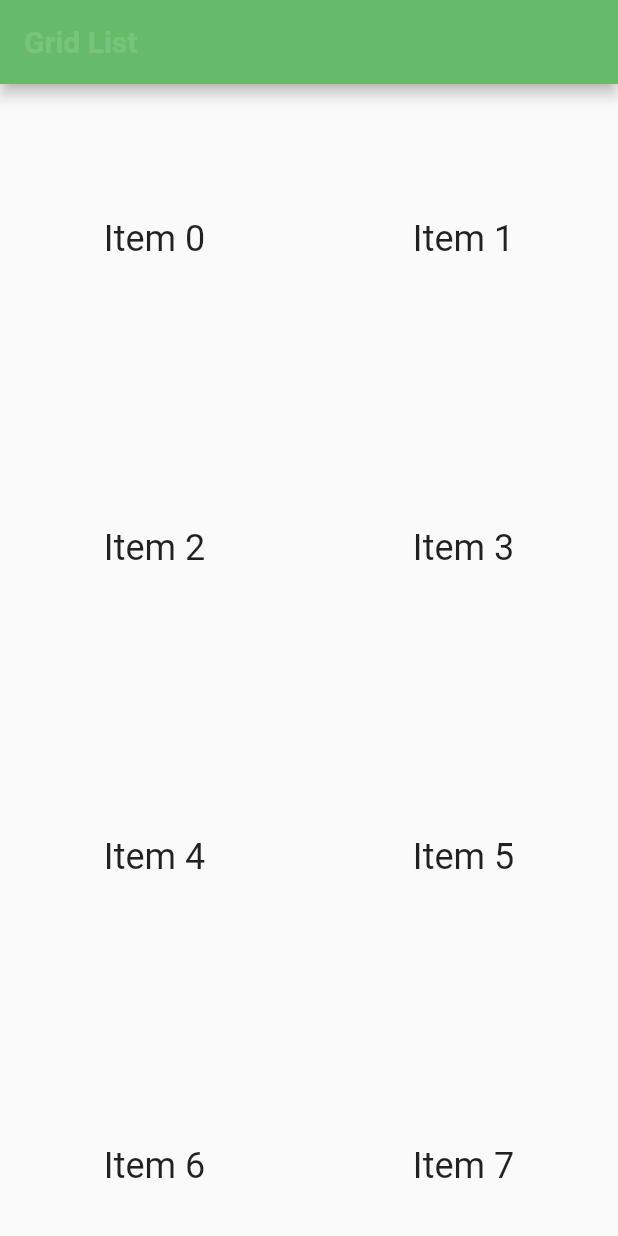
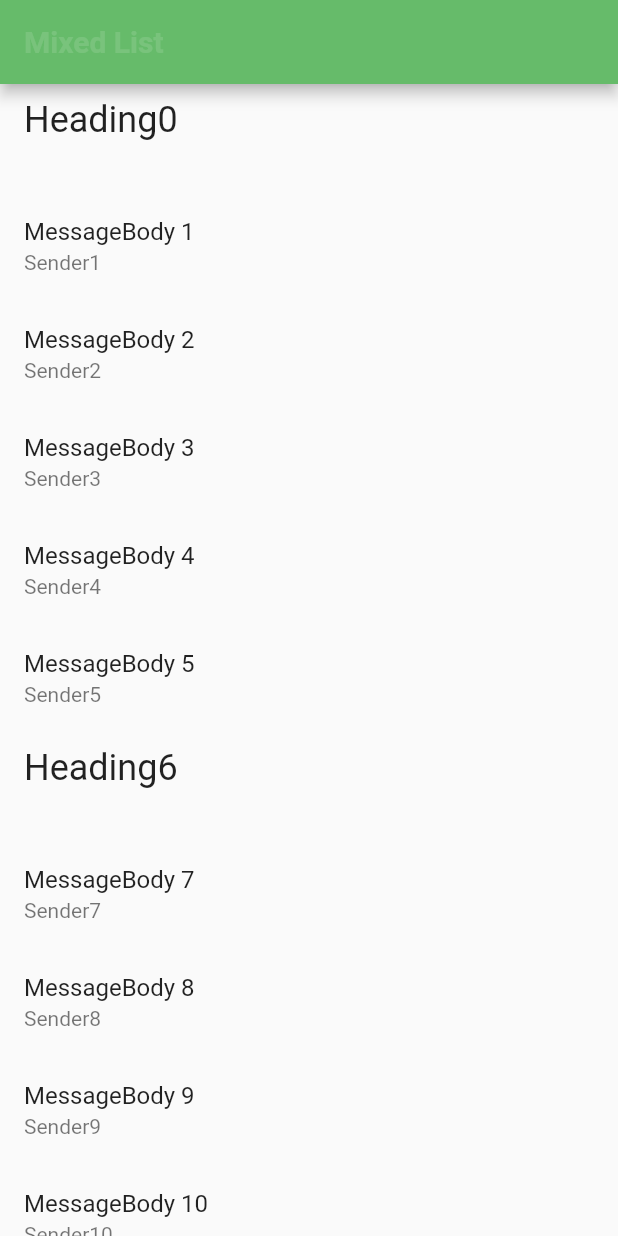
Before and after one commit to changDDAO/flutter_tuto_2, a Flutter app: the screen it shows after launch, on a phone screen of 412 x 824 dp. Run offline on Flutter 3.47's test engine with Material 2 defaults, Android fonts, the phone set to English and light mode, and no system bars.

Commit message:
test two Things element in ListView

```diff
--- a/lib/main.dart
+++ b/lib/main.dart
@@ -1,14 +1,20 @@
 import 'package:flutter/material.dart';
+import 'package:flutter_tuto_2/ListItem.dart';
 
 void main() {
-  runApp(const MyApp());
+  runApp( MyApp(
+    items: List<ListItem>.generate(1000, (index) => index%6==0
+    ?HeadingItem('Heading$index')
+    :MessageItem('Sender$index', 'MessageBody $index')),
+  ));
 }
 class MyApp extends StatelessWidget {
-   const MyApp({Key? key}) : super(key: key);
+  final List<ListItem> items;
+   const MyApp({super.key, required this.items});
 
   @override
   Widget build(BuildContext context) {
-    const title = 'Grid List';
+    const title = 'Mixed List';
     return MaterialApp(
       title: title,
       home: Scaffold(
@@ -23,19 +29,15 @@ class MyApp extends StatelessWidget {
           backgroundColor: Colors.green[400],
 
         ),
-        body: GridView.count(
-            crossAxisCount: 2,
-                children:List.generate(100, (index){
-                    return Center(
-                      child: Text(
-                        'Item $index',
-                        style: Theme.of(context).textTheme.headlineSmall,
-                      ),
-                    );
-        }),
-
-        )
-
+        body: ListView.builder(
+            itemCount: items.length,
+            itemBuilder: (context, index){
+              final item = items[index];
+              return ListTile(
+                title: item.buildTitle(context),
+                subtitle: item.buildSubtitle(context),
+              );
+            })
       ),
     );
   }
```
Also changed, not shown: lib/ListItem.dart (added, +39 -0 lines).
